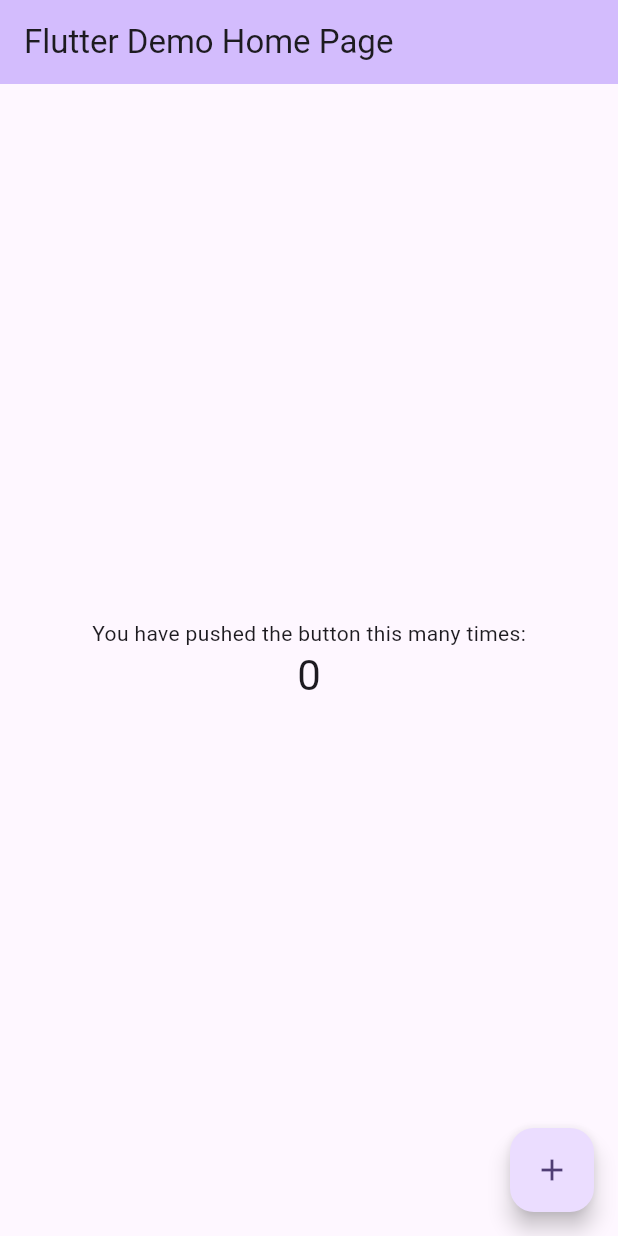
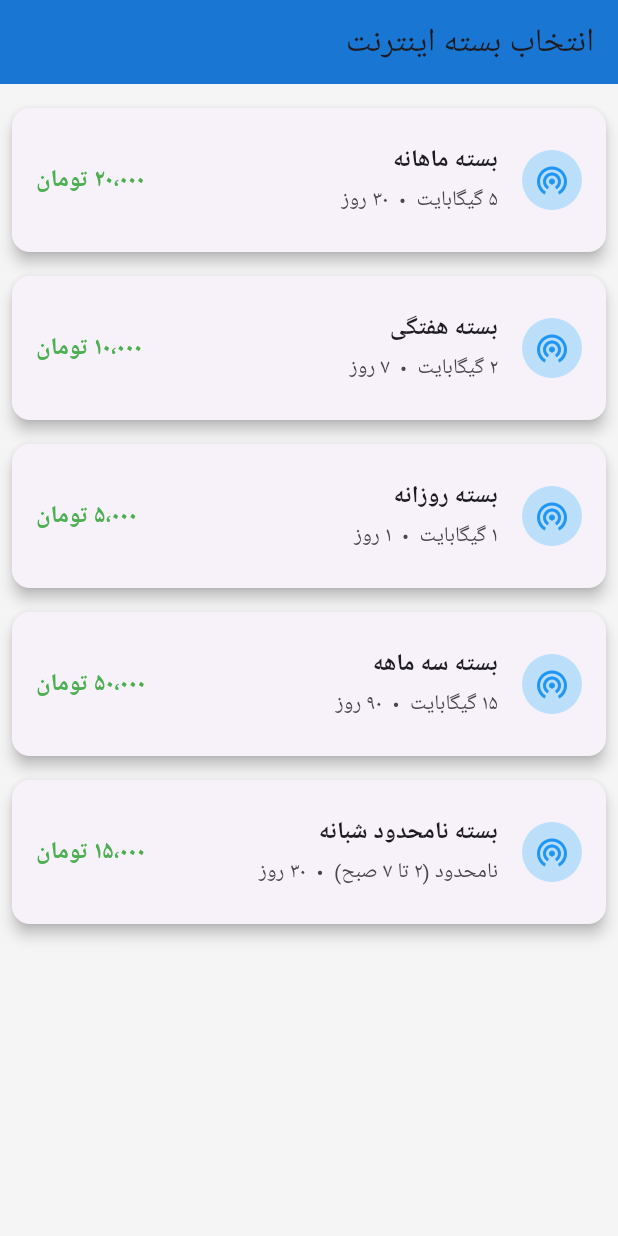
Before and after one commit to could-ai/019a52da-a52c-7050-88e7-5d97f186429f, a Flutter app: the screen it shows after launch, on a phone screen of 412 x 824 dp. Run offline on Flutter 3.47's test engine with Material 3 defaults, Android fonts, the phone set to English and light mode, and no system bars.

Commit message:
The default counter application has been completely replaced with a new home page designed for an internet package purchasing app. This new page features a styled list of sample internet packages, each displayed in a card with details like title, volume, duration, and price. Right-to-left (RTL) text direction is enabled for proper Persian language support, and a basic data model for internet packages has been created to structure the data. The UI is now clean, user-friendly, and tailored to the app's purpose.

```diff
--- a/usr/lib/main.dart
+++ b/usr/lib/main.dart
@@ -7,114 +7,120 @@ void main() {
 class MyApp extends StatelessWidget {
   const MyApp({super.key});
 
-  // This widget is the root of your application.
   @override
   Widget build(BuildContext context) {
     return MaterialApp(
-      title: 'Flutter Demo',
+      title: 'خرید بسته اینترنت',
+      theme: ThemeData(
+        primarySwatch: Colors.blue,
+        visualDensity: VisualDensity.adaptivePlatformDensity,
+        // To make the app feel more native to Persian users, you can add a Persian font
+        // like 'Vazir' or 'IranSans' to your assets and uncomment the following lines.
+        // textTheme: const TextTheme(
+        //   bodyLarge: TextStyle(fontFamily: 'Vazir'),
+        //   bodyMedium: TextStyle(fontFamily: 'Vazir'),
+        //   displayLarge: TextStyle(fontFamily: 'Vazir'),
+        //   displayMedium: TextStyle(fontFamily: 'Vazir'),
+        //   displaySmall: TextStyle(fontFamily: 'Vazir'),
+        //   headlineMedium: TextStyle(fontFamily: 'Vazir'),
+        //   headlineSmall: TextStyle(fontFamily: 'Vazir'),
+        //   titleLarge: TextStyle(fontFamily: 'Vazir'),
+        //   titleMedium: TextStyle(fontFamily: 'Vazir'),
+        //   titleSmall: TextStyle(fontFamily: 'Vazir'),
+        //   bodySmall: TextStyle(fontFamily: 'Vazir'),
+        //   labelLarge: TextStyle(fontFamily: 'Vazir'),
+        //   labelSmall: TextStyle(fontFamily: 'Vazir'),
+        // ),
+      ),
+      home: const Directionality(
+        textDirection: TextDirection.rtl,
+        child: HomePage(),
+      ),
       debugShowCheckedModeBanner: false,
-      theme: ThemeData(
-        // This is the theme of your application.
-        //
-        // TRY THIS: Try running your application with "flutter run". You'll see
-        // the application has a purple toolbar. Then, without quitting the app,
-        // try changing the seedColor in the colorScheme below to Colors.green
-        // and then invoke "hot reload" (save your changes or press the "hot
-        // reload" button in a Flutter-supported IDE, or press "r" if you used
-        // the command line to start the app).
-        //
-        // Notice that the counter didn't reset back to zero; the application
-        // state is not lost during the reload. To reset the state, use hot
-        // restart instead.
-        //
-        // This works for code too, not just values: Most code changes can be
-        // tested with just a hot reload.
-        colorScheme: ColorScheme.fromSeed(seedColor: Colors.deepPurple),
-      ),
-      home: const MyHomePage(title: 'Flutter Demo Home Page'),
     );
   }
 }
 
-class MyHomePage extends StatefulWidget {
-  const MyHomePage({super.key, required this.title});
+// A simple data model for an internet package
+class InternetPackage {
+  final String title;
+  final String price;
+  final String duration;
+  final String volume;
 
-  // This widget is the home page of your application. It is stateful, meaning
-  // that it has a State object (defined below) that contains fields that affect
-  // how it looks.
-
-  // This class is the configuration for the state. It holds the values (in this
-  // case the title) provided by the parent (in this case the App widget) and
-  // used by the build method of the State. Fields in a Widget subclass are
-  // always marked "final".
-
-  final String title;
-
-  @override
-  State<MyHomePage> createState() => _MyHomePageState();
+  InternetPackage({
+    required this.title,
+    required this.price,
+    required this.duration,
+    required this.volume,
+  });
 }
 
-class _MyHomePageState extends State<MyHomePage> {
-  int _counter = 0;
-
-  void _incrementCounter() {
-    setState(() {
-      // This call to setState tells the Flutter framework that something has
-      // changed in this State, which causes it to rerun the build method below
-      // so that the display can reflect the updated values. If we changed
-      // _counter without calling setState(), then the build method would not be
-      // called again, and so nothing would appear to happen.
-      _counter++;
-    });
-  }
+class HomePage extends StatelessWidget {
+  const HomePage({super.key});
 
   @override
   Widget build(BuildContext context) {
-    // This method is rerun every time setState is called, for instance as done
-    // by the _incrementCounter method above.
-    //
-    // The Flutter framework has been optimized to make rerunning build methods
-    // fast, so that you can just rebuild anything that needs updating rather
-    // than having to individually change instances of widgets.
+    // Sample list of internet packages
+    final List<InternetPackage> packages = [
+      InternetPackage(title: 'بسته ماهانه', price: '۲۰٬۰۰۰ تومان', duration: '۳۰ روز', volume: '۵ گیگابایت'),
+      InternetPackage(title: 'بسته هفتگی', price: '۱۰٬۰۰۰ تومان', duration: '۷ روز', volume: '۲ گیگابایت'),
+      InternetPackage(title: 'بسته روزانه', price: '۵٬۰۰۰ تومان', duration: '۱ روز', volume: '۱ گیگابایت'),
+      InternetPackage(title: 'بسته سه ماهه', price: '۵۰٬۰۰۰ تومان', duration: '۹۰ روز', volume: '۱۵ گیگابایت'),
+      InternetPackage(title: 'بسته نامحدود شبانه', price: '۱۵٬۰۰۰ تومان', duration: '۳۰ روز', volume: 'نامحدود (۲ تا ۷ صبح)'),
+    ];
+
     return Scaffold(
       appBar: AppBar(
-        // TRY THIS: Try changing the color here to a specific color (to
-        // Colors.amber, perhaps?) and trigger a hot reload to see the AppBar
-        // change color while the other colors stay the same.
-        backgroundColor: Theme.of(context).colorScheme.inversePrimary,
-        // Here we take the value from the MyHomePage object that was created by
-        // the App.build method, and use it to set our appbar title.
-        title: Text(widget.title),
+        title: const Text('انتخاب بسته اینترنت'),
+        backgroundColor: Colors.blue.shade700,
       ),
-      body: Center(
-        // Center is a layout widget. It takes a single child and positions it
-        // in the middle of the parent.
-        child: Column(
-          // Column is also a layout widget. It takes a list of children and
-          // arranges them vertically. By default, it sizes itself to fit its
-          // children horizontally, and tries to be as tall as its parent.
-          //
-          // Column has various properties to control how it sizes itself and
-          // how it positions its children. Here we use mainAxisAlignment to
-          // center the children vertically; the main axis here is the vertical
-          // axis because Columns are vertical (the cross axis would be
-          // horizontal).
-          //
-          // TRY THIS: Invoke "debug painting" (choose the "Toggle Debug Paint"
-          // action in the IDE, or press "p" in the console), to see the
-          // wireframe for each widget.
-          mainAxisAlignment: MainAxisAlignment.center,
-          children: <Widget>[
-            const Text('You have pushed the button this many times:'),
-            Text('$_counter', style: Theme.of(context).textTheme.headlineMedium),
-          ],
+      body: Container(
+        color: Colors.grey[100],
+        child: ListView.builder(
+          padding: const EdgeInsets.all(8.0),
+          itemCount: packages.length,
+          itemBuilder: (context, index) {
+            final package = packages[index];
+            return Card(
+              margin: const EdgeInsets.symmetric(vertical: 8.0),
+              elevation: 4.0,
+              shape: RoundedRectangleBorder(
+                borderRadius: BorderRadius.circular(12.0),
+              ),
+              child: ListTile(
+                contentPadding: const EdgeInsets.symmetric(vertical: 12.0, horizontal: 16.0),
+                leading: CircleAvatar(
+                  backgroundColor: Colors.blue.shade100,
+                  child: const Icon(Icons.wifi_tethering, color: Colors.blue),
+                ),
+                title: Text(
+                  package.title,
+                  style: const TextStyle(fontWeight: FontWeight.bold, fontSize: 16),
+                ),
+                subtitle: Padding(
+                  padding: const EdgeInsets.only(top: 4.0),
+                  child: Text('${package.volume}  •  ${package.duration}'),
+                ),
+                trailing: Text(
+                  package.price,
+                  style: const TextStyle(
+                    color: Colors.green,
+                    fontWeight: FontWeight.bold,
+                    fontSize: 16.0,
+                  ),
+                ),
+                onTap: () {
+                  // In the next steps, we can navigate to a purchase confirmation page.
+                  ScaffoldMessenger.of(context).showSnackBar(
+                    SnackBar(content: Text('بسته "${package.title}" انتخاب شد')),
+                  );
+                },
+              ),
+            );
+          },
         ),
       ),
-      floatingActionButton: FloatingActionButton(
-        onPressed: _incrementCounter,
-        tooltip: 'Increment',
-        child: const Icon(Icons.add),
-      ), // This trailing comma makes auto-formatting nicer for build methods.
     );
   }
 }
```
